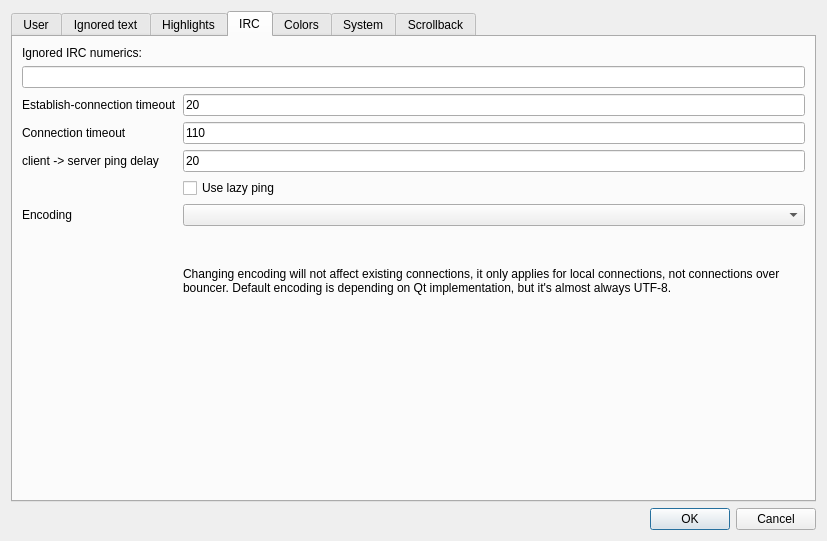
grumpy-irc/grumpy, file src/GrumpyIRC/preferenceswin.ui: the form before one commit.
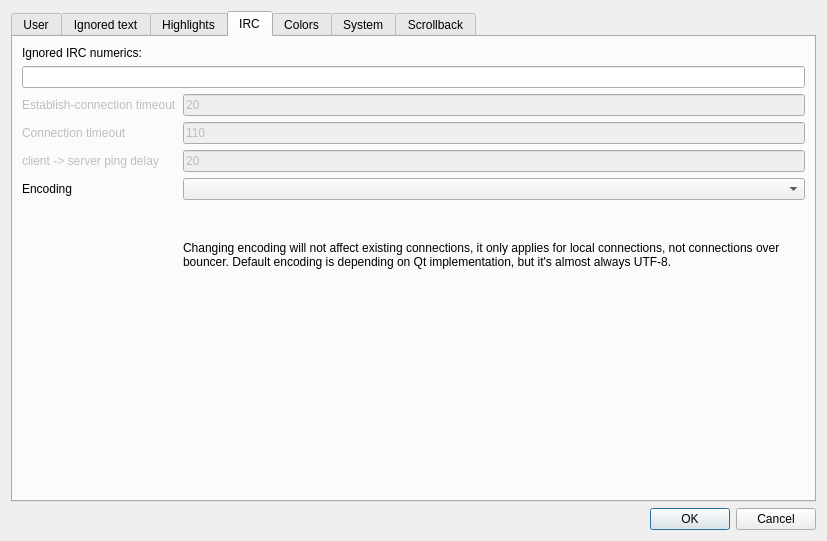
The form after the commit. The open tabs and pages were chosen to show the change.

Commit message: disabled some options that don't work

Patch:
```diff
--- a/src/GrumpyIRC/preferenceswin.ui
+++ b/src/GrumpyIRC/preferenceswin.ui
@@ -128,66 +128,77 @@
        </item>
        <item>
         <layout class="QFormLayout" name="formLayout_5">
-         <item row="0" column="1">
-          <widget class="QLineEdit" name="lineEdit_5">
-           <property name="text">
-            <string>20</string>
-           </property>
-          </widget>
-         </item>
-         <item row="1" column="1">
-          <widget class="QLineEdit" name="lineEdit_6">
-           <property name="text">
-            <string>110</string>
-           </property>
-          </widget>
-         </item>
-         <item row="2" column="1">
-          <widget class="QLineEdit" name="lineEdit_7">
-           <property name="inputMask">
-            <string/>
-           </property>
-           <property name="text">
-            <string>20</string>
-           </property>
-          </widget>
-         </item>
          <item row="0" column="0">
           <widget class="QLabel" name="label_19">
+           <property name="enabled">
+            <bool>false</bool>
+           </property>
            <property name="text">
             <string>Establish-connection timeout</string>
            </property>
           </widget>
          </item>
+         <item row="0" column="1">
+          <widget class="QLineEdit" name="lineEdit_Establish">
+           <property name="enabled">
+            <bool>false</bool>
+           </property>
+           <property name="text">
+            <string>20</string>
+           </property>
+          </widget>
+         </item>
          <item row="1" column="0">
           <widget class="QLabel" name="label_20">
+           <property name="enabled">
+            <bool>false</bool>
+           </property>
            <property name="text">
             <string>Connection timeout</string>
            </property>
           </widget>
          </item>
+         <item row="1" column="1">
+          <widget class="QLineEdit" name="lineEdit_Timeout">
+           <property name="enabled">
+            <bool>false</bool>
+           </property>
+           <property name="text">
+            <string>110</string>
+           </property>
+          </widget>
+         </item>
          <item row="2" column="0">
           <widget class="QLabel" name="label_21">
+           <property name="enabled">
+            <bool>false</bool>
+           </property>
            <property name="text">
             <string>client -&gt; server ping delay</string>
            </property>
           </widget>
          </item>
-         <item row="3" column="1">
-          <widget class="QCheckBox" name="checkBox_2">
+         <item row="2" column="1">
+          <widget class="QLineEdit" name="lineEdit_PingDelay">
+           <property name="enabled">
+            <bool>false</bool>
+           </property>
+           <property name="inputMask">
+            <string/>
+           </property>
            <property name="text">
-            <string>Use lazy ping</string>
+            <string>20</string>
            </property>
           </widget>
          </item>
-         <item row="4" column="0">
+         <item row="3" column="0">
           <widget class="QLabel" name="label_25">
            <property name="text">
             <string>Encoding</string>
            </property>
           </widget>
          </item>
-         <item row="4" column="1">
+         <item row="3" column="1">
           <widget class="QComboBox" name="comboBox_Enc">
            <property name="sizePolicy">
             <sizepolicy hsizetype="Expanding" vsizetype="Fixed">
@@ -197,7 +208,7 @@
            </property>
           </widget>
          </item>
-         <item row="5" column="1">
+         <item row="4" column="1">
           <widget class="QLabel" name="label_24">
            <property name="sizePolicy">
             <sizepolicy hsizetype="Expanding" vsizetype="Preferred">
```
